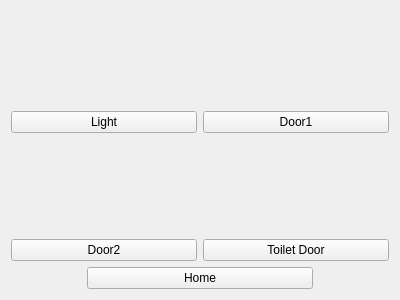
First picture: the form in DeskTop App/UIs/corridorui.ui, repository mohab-hisham/Smart-Home-System-controlled-by-EEG, before the edit.
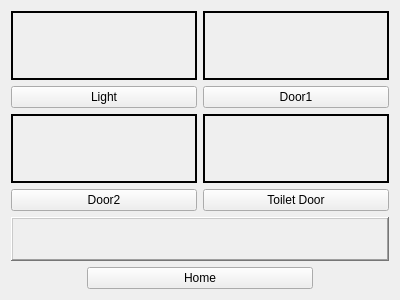
Second picture: the form after the edit.

What changed in the file:
```diff
--- a/DeskTop App/UIs/corridorui.ui
+++ b/DeskTop App/UIs/corridorui.ui
@@ -13,13 +13,16 @@
   <property name="windowTitle">
    <string>Corridor</string>
   </property>
-  <layout class="QVBoxLayout" name="verticalLayout_5">
+  <layout class="QVBoxLayout" name="verticalLayout_5" stretch="9,2,2">
    <item>
     <layout class="QGridLayout" name="gridLayout">
      <item row="0" column="0">
       <layout class="QVBoxLayout" name="verticalLayout">
        <item>
         <widget class="QLabel" name="light_label">
+         <property name="frameShape">
+          <enum>QFrame::WinPanel</enum>
+         </property>
          <property name="text">
           <string/>
          </property>
@@ -41,6 +44,9 @@
       <layout class="QVBoxLayout" name="verticalLayout_2">
        <item>
         <widget class="QLabel" name="door1_label">
+         <property name="frameShape">
+          <enum>QFrame::WinPanel</enum>
+         </property>
          <property name="text">
           <string/>
          </property>
@@ -62,6 +68,9 @@
       <layout class="QVBoxLayout" name="verticalLayout_4">
        <item>
         <widget class="QLabel" name="door2_label">
+         <property name="frameShape">
+          <enum>QFrame::WinPanel</enum>
+         </property>
          <property name="text">
           <string/>
          </property>
@@ -83,6 +92,9 @@
       <layout class="QVBoxLayout" name="verticalLayout_3">
        <item>
         <widget class="QLabel" name="toilet_label">
+         <property name="frameShape">
+          <enum>QFrame::WinPanel</enum>
+         </property>
          <property name="text">
           <string/>
          </property>
@@ -102,6 +114,28 @@
      </item>
     </layout>
    </item>
+   <item>
+    <widget class="QLabel" name="message_label">
+     <property name="font">
+      <font>
+       <family>Times New Roman</family>
+       <pointsize>14</pointsize>
+      </font>
+     </property>
+     <property name="frameShape">
+      <enum>QFrame::WinPanel</enum>
+     </property>
+     <property name="frameShadow">
+      <enum>QFrame::Raised</enum>
+     </property>
+     <property name="text">
+      <string/>
+     </property>
+     <property name="alignment">
+      <set>Qt::AlignCenter</set>
+     </property>
+    </widget>
+   </item>
    <item>
     <layout class="QHBoxLayout" name="horizontalLayout" stretch="1,3,1">
      <item>
```
